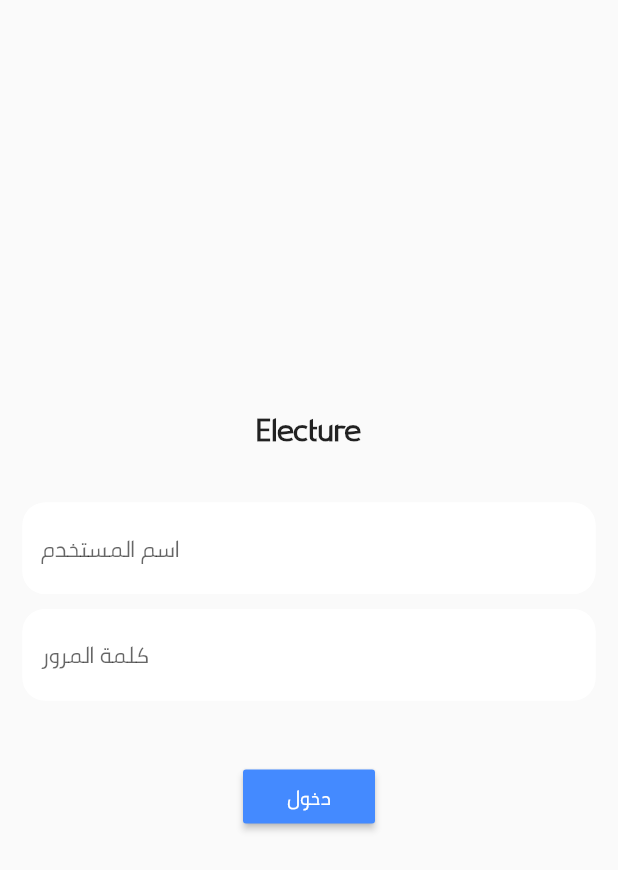
After one commit to mohmedkasim/Electro, a Flutter app: the LoginScreen screen opened directly, on a phone screen of 412 x 824 dp. The commit adds this screen. Shown: the top 870 px of the screen. Run offline on Flutter 3.47's test engine with Material 2 defaults, Android fonts, the phone set to English and light mode, and no system bars.

Commit message:
add LoginScreen

```diff
--- /dev/null
+++ b/lib/LoginScreen.dart
@@ -0,0 +1,92 @@
+import 'package:electure_project/home.dart';
+import 'package:flutter/material.dart';
+
+import 'HostServices.dart';
+class LoginScreen extends StatefulWidget {
+  @override
+  _LoginScreenState createState() => _LoginScreenState();
+}
+
+class _LoginScreenState extends State<LoginScreen> {
+  final usernameController = new TextEditingController();
+  final passwordController = new TextEditingController();
+  var username;
+  var password;
+  var isLoad = false;
+  void clear() {
+    setState(() {
+      usernameController.clear();
+      passwordController.clear();
+      isLoad = false;
+    });
+  }
+  @override
+  Widget build(BuildContext context) {
+    return Scaffold(
+      body: Column(
+        mainAxisAlignment: MainAxisAlignment.center,
+        children: [
+        Center(child: Text('Electure',style:TextStyle(fontWeight: FontWeight.bold, fontSize: 20))),
+          SizedBox(height: 30),
+          Padding(
+            padding: const EdgeInsets.only(right: 15.0, left: 15.0),
+            child: Column(
+              children: [
+                TextField(
+                  controller: usernameController,
+                  decoration: InputDecoration(
+                      isDense: true,
+                      hintText: "اسم المستخدم",
+                      fillColor: Colors.white,
+                      filled: true,
+                      border: new OutlineInputBorder(
+                        borderRadius: new BorderRadius.circular(15.0),
+                      ),
+                      enabledBorder: new OutlineInputBorder(
+                          borderRadius: new BorderRadius.circular(15.0),
+                          borderSide: BorderSide(color: Colors.white))),
+                  onChanged: (val) {
+                    username = val;
+                  },
+                ),
+                SizedBox(height:10),
+                TextField(
+                  controller: passwordController,
+                  decoration: InputDecoration(
+                      isDense: true,
+                      hintText: "كلمة المرور",
+                      fillColor: Colors.white,
+                      filled: true,
+                      border: new OutlineInputBorder(
+                        borderRadius: new BorderRadius.circular(15.0),
+                      ),
+                      enabledBorder: new OutlineInputBorder(
+                          borderRadius: new BorderRadius.circular(15.0),
+                          borderSide: BorderSide(color: Colors.white))),
+                  onChanged: (val) {
+                    password = val;
+                  },
+                ),
+                SizedBox(height: 40,),
+                isLoad?CircularProgressIndicator():RaisedButton(
+                    color: Colors.blueAccent,
+                    onPressed: () async {
+                      setState((){
+                        isLoad = true;
+                      });
+                      var result = await HostServices.login(username, password);
+                      if(result.statusCode == 200){
+
+                        Navigator.pushReplacement(context, MaterialPageRoute(builder: (context)=> HomeScreen()));
+                      } else {
+                        print('false');
+                      }
+                    },child:Text('دخول',style:TextStyle(color: Colors.white)))
+              ],
+            ),
+          ),
+        ],
+      )
+    );
+  }
+}
--- a/lib/main.dart
+++ b/lib/main.dart
@@ -1,3 +1,4 @@
+import 'package:electure_project/LoginScreen.dart';
 import 'package:electure_project/home.dart';
 import 'package:flutter/material.dart';
 
```
Also changed, not shown: lib/HostServices.dart (added).
